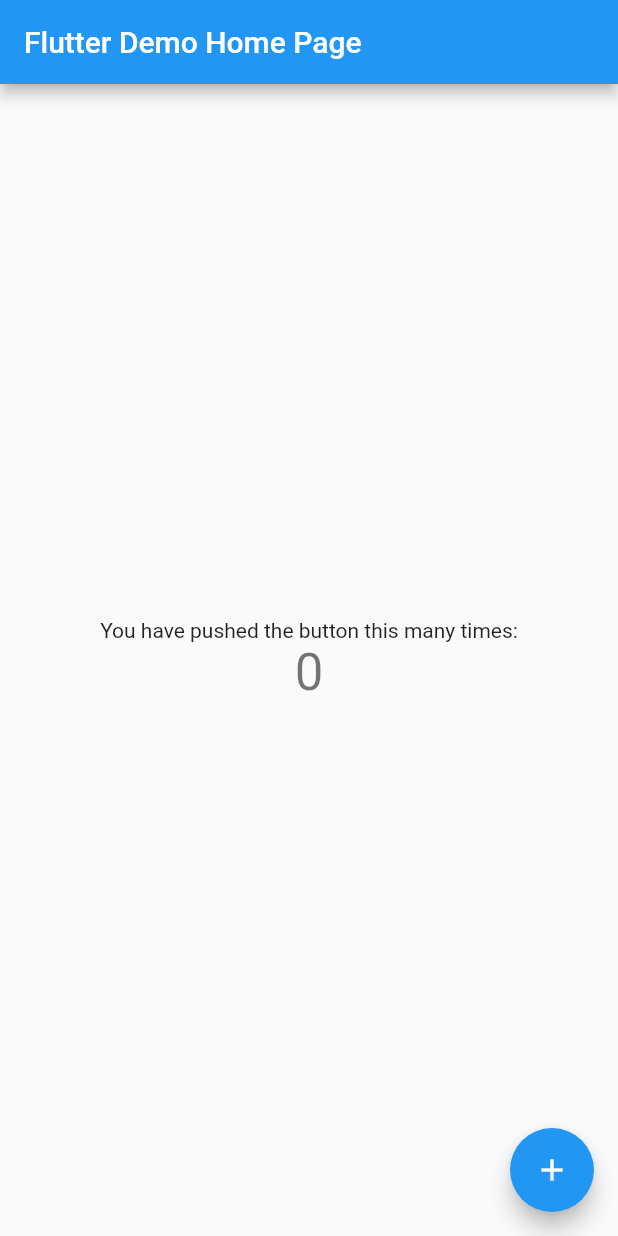
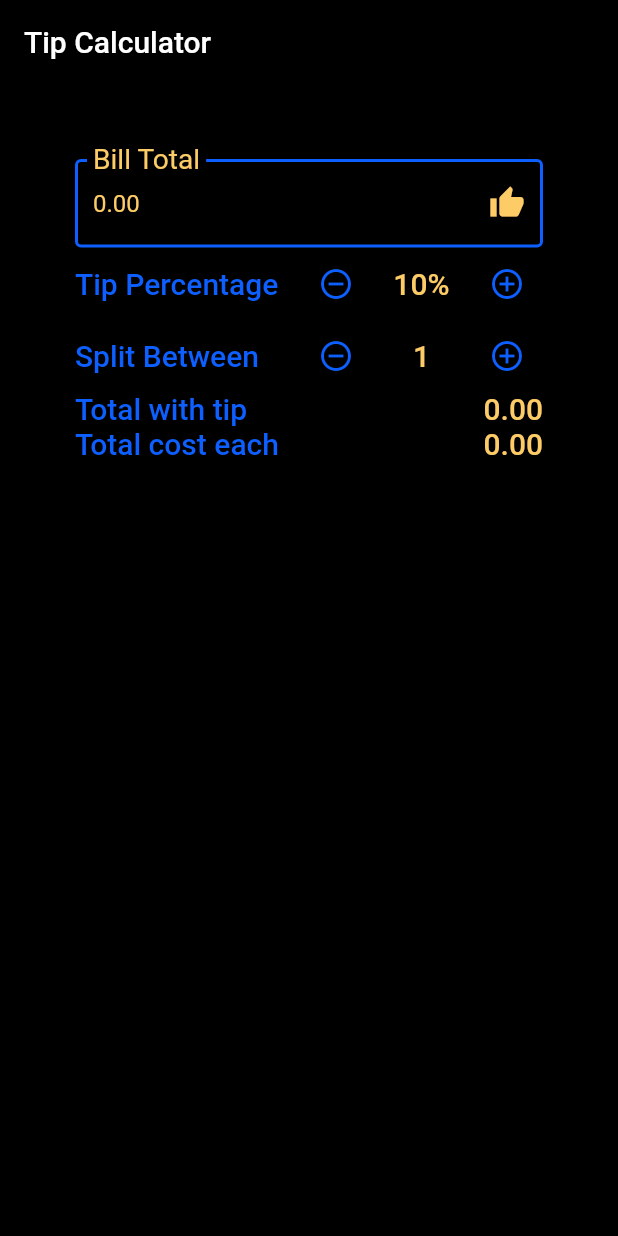
Before and after one commit to magnatronus/flutter-watchtips, a Flutter app: the screen it shows after launch, on a phone screen of 412 x 824 dp. Run offline on Flutter 3.47's test engine with Material 2 defaults, Android fonts, the phone set to English and light mode, and no system bars.

Commit message:
Updated to Include working Watch Tips app written with Flutter

```diff
--- /dev/null
+++ b/lib/colors.dart
@@ -0,0 +1,6 @@
+import 'package:flutter/material.dart';
+
+/// This defines the colours used in the app
+const appPrimaryColor = Color(0xFF000000);
+const appPrimaryTextColor = Color(0xFF0D5FFF);
+const appTextColor = Color(0xFFFECC66);
--- /dev/null
+++ b/lib/homescreen.dart
@@ -0,0 +1,167 @@
+import 'package:flutter/material.dart';
+import 'package:intl/intl.dart';
+
+class HomeScreen extends StatefulWidget {
+  @override
+  _HomeScreenState createState() => _HomeScreenState();
+}
+
+class _HomeScreenState extends State<HomeScreen> {
+
+  final formatter = new NumberFormat("##0.00");
+  TextEditingController billTotalController = TextEditingController(text: "0.00");
+  int tipPercent = 10, tipSplit = 1;
+  double billTotal = 0.0;
+  double totalWithTip = 0.0;
+  double totalEach = 0.0;
+
+  @override
+  Widget build(BuildContext context) {
+
+    return Scaffold(
+
+      appBar: AppBar(
+        title: Text("Tip Calculator"),
+      ),
+
+      body: Container(
+        margin: EdgeInsets.all(30.0),
+        padding: EdgeInsets.all(20.0),
+        child: Column(
+          crossAxisAlignment: CrossAxisAlignment.stretch,
+          mainAxisAlignment: MainAxisAlignment.start,
+          children: <Widget>[
+
+            TextField(
+              controller: billTotalController,
+              keyboardType: TextInputType.numberWithOptions(decimal: true),
+              decoration: InputDecoration(
+                labelText: "Bill Total",
+                suffixIcon: IconButton(
+                  onPressed: (){
+                    calculateBill(double.tryParse(billTotalController.text));
+                  },
+                  icon: Icon(
+                    Icons.thumb_up,
+                    color: Theme.of(context).textTheme.body1.color,
+                  ),
+                )
+              ),
+            ),
+
+
+            Row(
+              mainAxisAlignment: MainAxisAlignment.spaceBetween,
+              children: <Widget>[
+                Text(
+                  "Tip Percentage",
+                  style: Theme.of(context).primaryTextTheme.title,
+                ),
+                IconButton(
+                  onPressed: (){
+                    if(tipPercent>0){
+                      tipPercent--;
+                      calculateBill(null);
+                    }
+                  },
+                  icon: Icon(Icons.remove_circle_outline),
+                ),
+                Text(
+                  "$tipPercent%",
+                  style: Theme.of(context).textTheme.title,
+                  textAlign: TextAlign.center,
+                ),
+                IconButton(
+                  onPressed: (){
+                    if(tipPercent<50){
+                      tipPercent++;
+                      calculateBill(null);
+                    }
+                  },
+                  icon: Icon(Icons.add_circle_outline),
+                ),
+              ]
+            ),
+
+            Row(
+              mainAxisAlignment: MainAxisAlignment.spaceBetween,
+              children: <Widget>[
+                Text(
+                  "Split Between",
+                  style: Theme.of(context).primaryTextTheme.title,
+                ),
+                IconButton(
+                  onPressed: (){
+                    if(tipSplit>1){
+                      tipSplit--;
+                      calculateBill(null);
+                    }
+                  },
+                  icon: Icon(Icons.remove_circle_outline),
+                ),
+                Text(
+                  "$tipSplit",
+                  style: Theme.of(context).textTheme.title,
+                  textAlign: TextAlign.center,
+                ),
+                IconButton(
+                  onPressed: (){
+                    if(tipSplit<50){
+                      tipSplit++;
+                      calculateBill(null);
+                    }
+                  },
+                  icon: Icon(Icons.add_circle_outline),
+                ),
+              ]
+            ),
+
+            Row(
+              mainAxisAlignment: MainAxisAlignment.spaceBetween,
+              children: <Widget>[
+                Text(
+                  "Total with tip",
+                  style: Theme.of(context).primaryTextTheme.title,
+
+                ),
+                Text(
+                  "${formatter.format(totalWithTip)}",
+                  style: Theme.of(context).textTheme.title,
+
+                ),
+              ]
+            ),
+
+            Row(
+              mainAxisAlignment: MainAxisAlignment.spaceBetween,
+              children: <Widget>[
+                Text(
+                  "Total cost each",
+                  style: Theme.of(context).primaryTextTheme.title,
+
+                ),
+                Text(
+                  "${formatter.format(totalEach)}",
+                  style: Theme.of(context).textTheme.title,
+
+                ),
+              ]
+            ),
+
+          ],
+        ),
+      ),
+    );
+  }
+
+  /// Simple calculation of bill amounts
+  calculateBill(double total){
+    total = (total ?? billTotal);
+    setState(() {
+      billTotal = total;
+      double tip = (total/100) * tipPercent;
+      totalWithTip = total +tip;
+      totalEach = (totalWithTip/tipSplit);
+    });
+  }
+}
--- a/lib/main.dart
+++ b/lib/main.dart
@@ -1,111 +1,54 @@
 import 'package:flutter/material.dart';
+import 'homescreen.dart';
+import 'colors.dart';
 
-void main() => runApp(MyApp());
 
-class MyApp extends StatelessWidget {
-  // This widget is the root of your application.
-  @override
-  Widget build(BuildContext context) {
-    return MaterialApp(
-      title: 'Flutter Demo',
-      theme: ThemeData(
-        // This is the theme of your application.
-        //
-        // Try running your application with "flutter run". You'll see the
-        // application has a blue toolbar. Then, without quitting the app, try
-        // changing the primarySwatch below to Colors.green and then invoke
-        // "hot reload" (press "r" in the console where you ran "flutter run",
-        // or simply save your changes to "hot reload" in a Flutter IDE).
-        // Notice that the counter didn't reset back to zero; the application
-        // is not restarted.
-        primarySwatch: Colors.blue,
+void main() => runApp(TipCalculator());
+
+class TipCalculator extends StatelessWidget {
+
+   @override
+   Widget build(BuildContext context) {
+      return MaterialApp(
+         title: 'TipCalculator',
+         home: HomeScreen(),
+         theme: _buildAppTheme(),
+       );
+   }
+
+
+  /// Define a modified theme for the app
+  ThemeData _buildAppTheme() {
+    final ThemeData base = ThemeData.light();
+    return base.copyWith(
+      primaryColor: appPrimaryColor,
+      scaffoldBackgroundColor: appPrimaryColor,
+      textSelectionColor: Colors.white,
+      cursorColor: Colors.white,
+      textTheme: base.textTheme.apply(
+        bodyColor: appTextColor,
+        displayColor: appTextColor,
       ),
-      home: MyHomePage(title: 'Flutter Demo Home Page'),
+      primaryTextTheme: base.primaryTextTheme.apply(
+        bodyColor: appPrimaryTextColor,
+        displayColor: appPrimaryTextColor,
+      ),
+      iconTheme: base.iconTheme.copyWith(
+        color: appPrimaryTextColor
+      ),
+      inputDecorationTheme: InputDecorationTheme(
+        labelStyle: TextStyle(
+          color: appTextColor,
+          fontSize: 25.0
+        ),
+        enabledBorder: const OutlineInputBorder(
+          borderSide: const BorderSide(color: appPrimaryTextColor, width: 2.0),
+        ),
+        focusedBorder: const OutlineInputBorder(
+          borderSide: const BorderSide(color: appPrimaryTextColor, width: 2.0),
+        ),
+      ),
     );
   }
+
 }
-
-class MyHomePage extends StatefulWidget {
-  MyHomePage({Key key, this.title}) : super(key: key);
-
-  // This widget is the home page of your application. It is stateful, meaning
-  // that it has a State object (defined below) that contains fields that affect
-  // how it looks.
-
-  // This class is the configuration for the state. It holds the values (in this
-  // case the title) provided by the parent (in this case the App widget) and
-  // used by the build method of the State. Fields in a Widget subclass are
-  // always marked "final".
-
-  final String title;
-
-  @override
-  _MyHomePageState createState() => _MyHomePageState();
-}
-
-class _MyHomePageState extends State<MyHomePage> {
-  int _counter = 0;
-
-  void _incrementCounter() {
-    setState(() {
-      // This call to setState tells the Flutter framework that something has
-      // changed in this State, which causes it to rerun the build method below
-      // so that the display can reflect the updated values. If we changed
-      // _counter without calling setState(), then the build method would not be
-      // called again, and so nothing would appear to happen.
-      _counter++;
-    });
-  }
-
-  @override
-  Widget build(BuildContext context) {
-    // This method is rerun every time setState is called, for instance as done
-    // by the _incrementCounter method above.
-    //
-    // The Flutter framework has been optimized to make rerunning build methods
-    // fast, so that you can just rebuild anything that needs updating rather
-    // than having to individually change instances of widgets.
-    return Scaffold(
-      appBar: AppBar(
-        // Here we take the value from the MyHomePage object that was created by
-        // the App.build method, and use it to set our appbar title.
-        title: Text(widget.title),
-      ),
-      body: Center(
-        // Center is a layout widget. It takes a single child and positions it
-        // in the middle of the parent.
-        child: Column(
-          // Column is also layout widget. It takes a list of children and
-          // arranges them vertically. By default, it sizes itself to fit its
-          // children horizontally, and tries to be as tall as its parent.
-          //
-          // Invoke "debug painting" (press "p" in the console, choose the
-          // "Toggle Debug Paint" action from the Flutter Inspector in Android
-          // Studio, or the "Toggle Debug Paint" command in Visual Studio Code)
-          // to see the wireframe for each widget.
-          //
-          // Column has various properties to control how it sizes itself and
-          // how it positions its children. Here we use mainAxisAlignment to
-          // center the children vertically; the main axis here is the vertical
-          // axis because Columns are vertical (the cross axis would be
-          // horizontal).
-          mainAxisAlignment: MainAxisAlignment.center,
-          children: <Widget>[
-            Text(
-              'You have pushed the button this many times:',
-            ),
-            Text(
-              '$_counter',
-              style: Theme.of(context).textTheme.display1,
-            ),
-          ],
-        ),
-      ),
-      floatingActionButton: FloatingActionButton(
-        onPressed: _incrementCounter,
-        tooltip: 'Increment',
-        child: Icon(Icons.add),
-      ), // This trailing comma makes auto-formatting nicer for build methods.
-    );
-  }
-}
--- a/pubspec.yaml
+++ b/pubspec.yaml
@@ -19,6 +19,7 @@
   # The following adds the Cupertino Icons font to your application.
   # Use with the CupertinoIcons class for iOS style icons.
   cupertino_icons: ^0.1.2
+  intl: ^0.15.7
 
 dev_dependencies:
   flutter_test:
```
Also changed, not shown: 4 other files.
